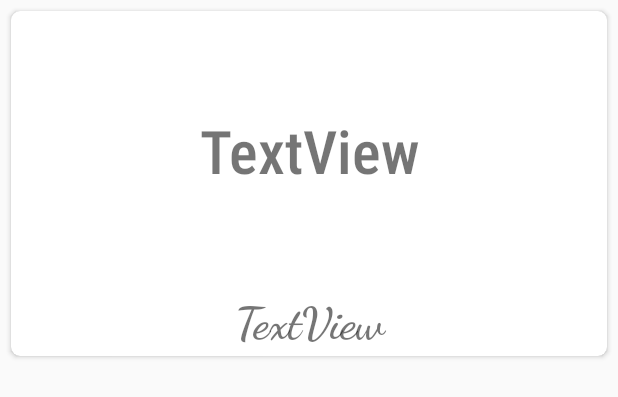
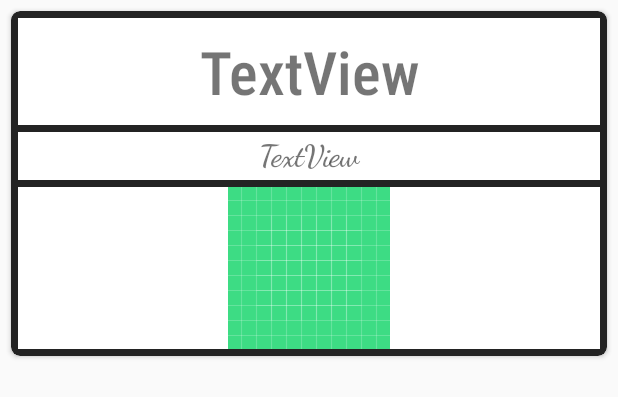
Before and after one commit to yakirarie/NotesApp, an Android app: the layout note_item.xml on its own in the app's theme, with its tools: preview values and no code run, on a phone screen of 412 x 824 dp. Shown: the top 397 px of the screen. Run offline under Robolectric (Android 15) with nearby library versions, the phone set to English and light mode, and no system bars.

Commit message:
designed card differently

```diff
--- /dev/null
+++ b/app/src/main/res/drawable/ic_clear_white_24dp.xml
@@ -0,0 +1,5 @@
+<vector android:height="24dp" android:tint="#FFFFFF"
+    android:viewportHeight="24.0" android:viewportWidth="24.0"
+    android:width="24dp" xmlns:android="http://schemas.android.com/apk/res/android">
+    <path android:fillColor="#FF000000" android:pathData="M19,6.41L17.59,5 12,10.59 6.41,5 5,6.41 10.59,12 5,17.59 6.41,19 12,13.41 17.59,19 19,17.59 13.41,12z"/>
+</vector>
--- a/app/src/main/res/layout/note_item.xml
+++ b/app/src/main/res/layout/note_item.xml
@@ -7,13 +7,16 @@
     android:layout_margin="7dp"
     android:elevation="3dp"
     app:cardCornerRadius="6dp"
+    app:cardBackgroundColor="@color/colorPrimary"
     >
 
 
     <LinearLayout
         android:layout_width="match_parent"
         android:layout_height="match_parent"
-        android:orientation="vertical">
+        android:orientation="vertical"
+        android:background="@android:color/white"
+        android:layout_margin="4.5dp">
 
         <TextView
             android:id="@+id/textViewNoteName"
@@ -28,6 +31,11 @@
             android:textSize="40sp"
             android:textStyle="bold" />
 
+        <View
+            android:layout_width="match_parent"
+            android:layout_height="4.5dp"
+            android:background="@color/colorPrimary" />
+
         <TextView
             android:id="@+id/textViewNoteDate"
             android:layout_width="match_parent"
@@ -37,7 +45,21 @@
             android:fontFamily="cursive"
             android:gravity="center"
             android:text="TextView"
-            android:textSize="30sp"
+            android:textSize="20sp"
             android:textStyle="bold" />
+
+        <View
+            android:layout_width="match_parent"
+            android:layout_height="4.5dp"
+            android:background="@color/colorPrimary" />
+
+        <ImageView
+            android:id="@+id/imageViewComplete"
+            android:layout_width="match_parent"
+            android:layout_height="wrap_content"
+            app:srcCompat="@drawable/ic_launcher_background" />
+
     </LinearLayout>
+
+
 </androidx.cardview.widget.CardView>
```
Also changed, not shown: app/src/main/java/com/example/englishstories/NotesAdapter.kt (+6 -1 lines).
